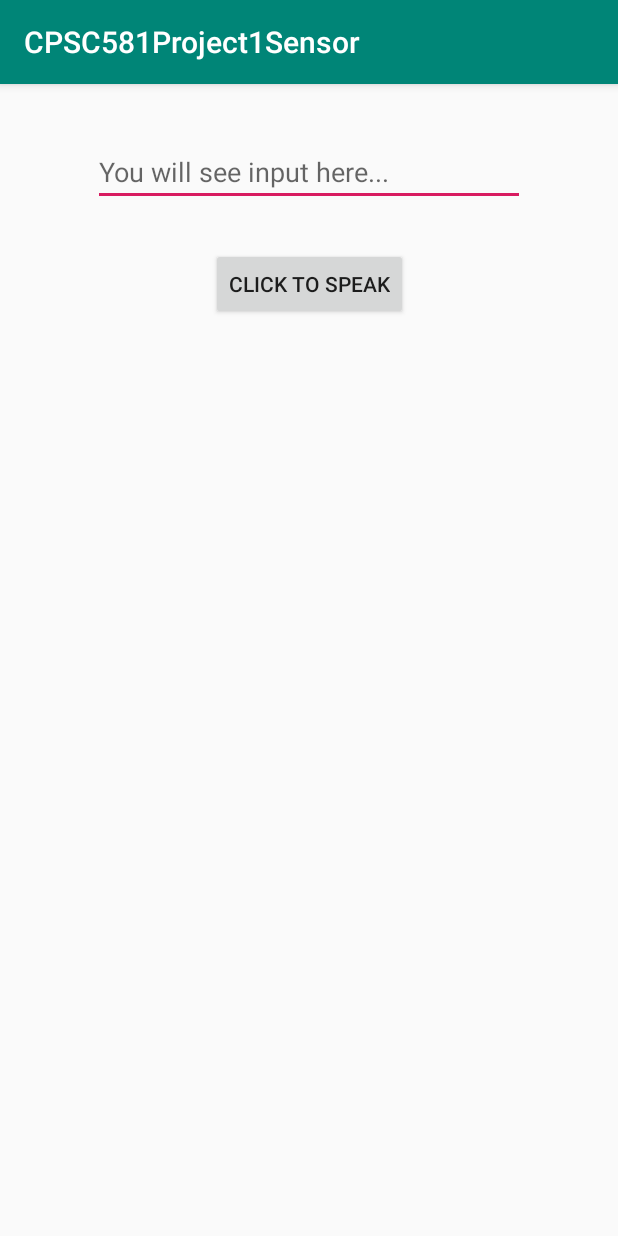
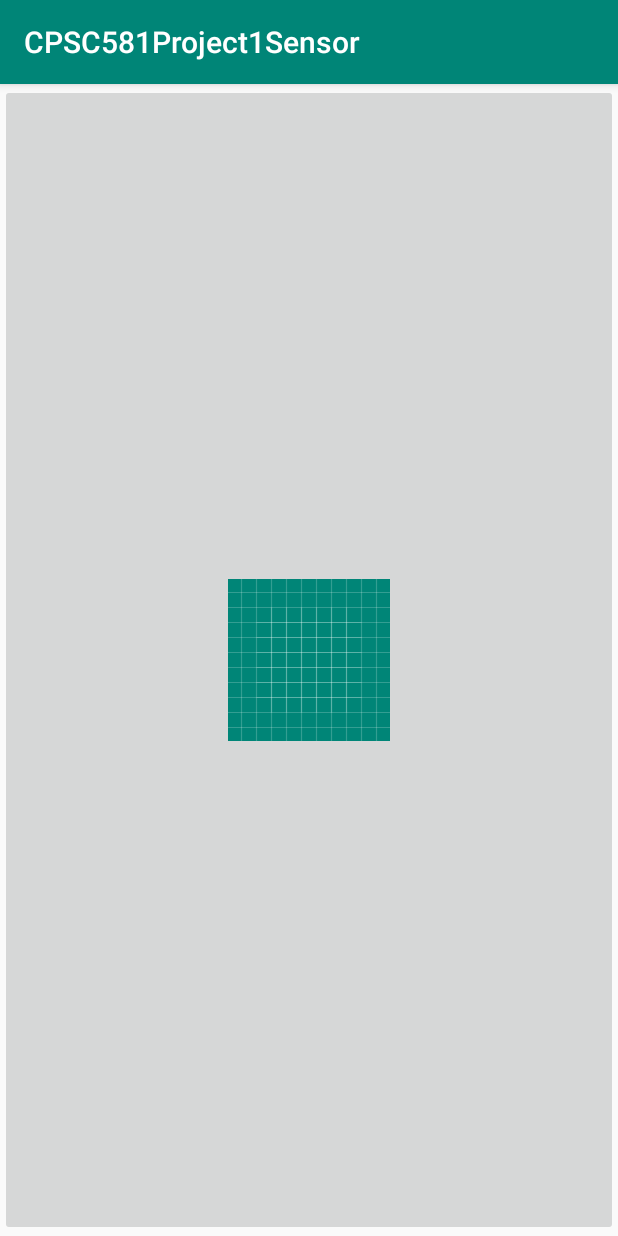
Before and after one commit to smithcg1/CPSC581Project1Sensor, an Android app: the screen it shows after launch (MainActivity), on a phone screen of 412 x 824 dp. Run offline under Robolectric (Android 15) with nearby library versions, the phone set to English and light mode, and no system bars.

Commit message:
Image button update

```diff
--- a/app/build.gradle
+++ b/app/build.gradle
@@ -4,7 +4,7 @@ android {
     compileSdkVersion 27
     defaultConfig {
         applicationId "com.cs.cpsc581project1sensor"
-        minSdkVersion 26
+        minSdkVersion 23
         targetSdkVersion 27
         versionCode 1
         versionName "1.0"
--- a/app/src/main/java/com/cs/cpsc581project1sensor/MainActivity.java
+++ b/app/src/main/java/com/cs/cpsc581project1sensor/MainActivity.java
@@ -19,6 +19,7 @@ import android.util.Log;
 import android.view.MotionEvent;
 import android.view.View;
 import android.widget.EditText;
+import android.widget.ImageButton;
 import android.widget.ImageView;
 import android.widget.Toast;
 
@@ -32,13 +33,14 @@ import java.util.Locale;
 
 public class MainActivity extends AppCompatActivity {
 
-    EditText editText;
-    ImageView ivDoor;
+    //EditText editText;
+    Toast toasty;
+    ImageButton ibDoor;
 
     SpeechRecognizer mSpeechRecognizer;
     Intent mSpeechRecognizerIntent;
 
-    int doorSelected = 1;               //Door to use as image  0 = no door,    1 = tardis
+    int doorSelected = 0;               //Door to use as image  0 = no door,    1 = tardis
 
     @Override
     protected void onCreate(Bundle savedInstanceState) {
@@ -48,10 +50,9 @@ public class MainActivity extends AppCompatActivity {
         checkPermission();
         linkScreenElements();
         createListeners();
+        Log.d("zzz", "listenign for speech");
         createSpeechRecognizer();
-
-        new startClapper().execute();
-
+        Log.d("zzz", "end speech");
     }
 
     private class startClapper extends AsyncTask<Void, Void, Boolean> {
@@ -73,29 +74,39 @@ public class MainActivity extends AppCompatActivity {
         protected void onPostExecute(Boolean clapDetected) {
             if (clapDetected && doorSelected == 1){
                 Log.d("zzz", "Clap!!!!!!!!!!!!!!!");
-                ivDoor.setImageResource(R.drawable.home_screen_1);
+                ibDoor.setImageResource(R.drawable.tardisafter);
             }
-
-            else{
-                new startClapper().execute();
+            if (clapDetected && doorSelected == 2){
+                Log.d("zzz", "Clap!!!!!!!!!!!!!!!");
+                ibDoor.setImageResource(R.drawable.blondeafter);
+            }
+            if (clapDetected && doorSelected == 3){
+                Log.d("zzz", "Clap!!!!!!!!!!!!!!!");
+                ibDoor.setImageResource(R.drawable.krispiesafter);
+            }
+            if (clapDetected && doorSelected == 4){
+                Log.d("zzz", "Clap!!!!!!!!!!!!!!!");
+                ibDoor.setImageResource(R.drawable.thanosafter);
             }
         }
     }
 
     private void createListeners(){
-        findViewById(R.id.button).setOnTouchListener(new View.OnTouchListener() {
+        findViewById(R.id.ibDoor).setOnTouchListener(new View.OnTouchListener() {
             @Override
             public boolean onTouch(View view, MotionEvent motionEvent) {
 
                 switch (motionEvent.getAction()){
                     case MotionEvent.ACTION_UP:
                         mSpeechRecognizer.stopListening();
-                        editText.setHint("You will see the input here...");
                         break;
 
                     case MotionEvent.ACTION_DOWN:
-                        editText.setText("");
-                        editText.setHint("Listening...");
+                        toasty = Toast.makeText(getApplicationContext(),
+                                "Listening...",
+                                Toast.LENGTH_SHORT);
+
+                        toasty.show();
                         mSpeechRecognizer.startListening(mSpeechRecognizerIntent);
                         break;
 
@@ -106,9 +117,9 @@ public class MainActivity extends AppCompatActivity {
     }
 
 
-    private void linkScreenElements(){
-        editText = findViewById(R.id.editText);
-        ivDoor = findViewById(R.id.ivDoor);
+   private void linkScreenElements(){
+        //editText = findViewById(R.id.editText);
+        ibDoor = findViewById(R.id.ibDoor);
     }
 
 
@@ -157,11 +168,37 @@ public class MainActivity extends AppCompatActivity {
 
                 if(matches != null) {
                     String speech = matches.get(0);
-                    editText.setText(speech);
 
-                    if(speech.equals("test") || speech.equals("alonzi")){
+                    if(speech.equals("1") || speech.equals("alonzi")){
                         doorSelected = 1;
-                        ivDoor.setImageResource(R.drawable.tardisclosed);
+                        Log.d("zzz", "door selected");
+                        ibDoor.setImageResource(R.drawable.tardis);
+                        Log.d("zzz", "image set");
+                        //new startClapper().execute();
+                    } else if(speech.equals("2") || speech.equals("elle")){
+                        doorSelected = 2;
+                        Log.d("zzz", "door selected");
+                        ibDoor.setImageResource(R.drawable.blonde);
+                        Log.d("zzz", "image set");
+                        //new startClapper().execute();
+                    } else if(speech.equals("3") || speech.equals("crackle")){
+                        doorSelected = 3;
+                        Log.d("zzz", "door selected");
+                        ibDoor.setImageResource(R.drawable.krispies);
+                        Log.d("zzz", "image set");
+                        //new startClapper().execute();
+                    } else if(speech.equals("4") || speech.equals("stark")){
+                        doorSelected = 4;
+                        Log.d("zzz", "door selected");
+                        ibDoor.setImageResource(R.drawable.thanos);
+                        Log.d("zzz", "image set");
+                        //new startClapper().execute();
+                    } else {
+                        Toast toast = Toast.makeText(getApplicationContext(),
+                                "Word is invalid, please try again!",
+                                Toast.LENGTH_SHORT);
+
+                        toast.show();
                     }
                 }
             }
@@ -225,12 +262,12 @@ public class MainActivity extends AppCompatActivity {
          * trigger it
          */
         public static final int AMPLITUDE_DIFF_LOW = 10000;
-        public static final int AMPLITUDE_DIFF_MED = 18000;
+        public static final int AMPLITUDE_DIFF_MED = 30000;
         /**
          * requires a lot of noise by the user to trigger. background noise isn't
          * likely to be this loud
          */
-        public static final int AMPLITUDE_DIFF_HIGH = 25000;
+        public static final int AMPLITUDE_DIFF_HIGH = 30000;
 
         private static final int DEFAULT_AMPLITUDE_DIFF = AMPLITUDE_DIFF_MED;
 
--- a/app/src/main/res/layout/activity_main.xml
+++ b/app/src/main/res/layout/activity_main.xml
@@ -6,41 +6,11 @@
     android:layout_height="match_parent"
     tools:context=".MainActivity">
 
-    <Button
-        android:id="@+id/button"
-        android:layout_width="wrap_content"
-        android:layout_height="wrap_content"
-        android:layout_marginStart="8dp"
-        android:layout_marginTop="28dp"
-        android:layout_marginEnd="8dp"
-        android:text="Click To Speak"
-        app:layout_constraintEnd_toEndOf="parent"
+    <ImageButton
+        android:id="@+id/ibDoor"
+        android:layout_width="match_parent"
+        android:layout_height="match_parent"
         app:layout_constraintStart_toStartOf="parent"
-        app:layout_constraintTop_toBottomOf="@+id/editText" />
-
-    <EditText
-        android:id="@+id/editText"
-        android:layout_width="288dp"
-        android:layout_height="wrap_content"
-        android:layout_marginStart="8dp"
-        android:layout_marginTop="36dp"
-        android:layout_marginEnd="8dp"
-        android:ems="10"
-        android:hint="You will see input here..."
-        android:inputType="textPersonName"
-        app:layout_constraintEnd_toEndOf="parent"
-        app:layout_constraintStart_toStartOf="parent"
-        app:layout_constraintTop_toTopOf="parent" />
-
-    <ImageView
-        android:id="@+id/ivDoor"
-        android:layout_width="411dp"
-        android:layout_height="wrap_content"
-        android:layout_marginStart="8dp"
-        android:layout_marginTop="8dp"
-        android:layout_marginEnd="8dp"
-        app:layout_constraintEnd_toEndOf="parent"
-        app:layout_constraintStart_toStartOf="parent"
-        app:layout_constraintTop_toBottomOf="@+id/button" />
-
+        app:layout_constraintTop_toTopOf="parent"
+        app:srcCompat="@drawable/ic_launcher_background" />
 </android.support.constraint.ConstraintLayout>
```
Also changed, not shown: app/src/main/res/drawable-xxxhdpi/blonde.png (added), app/src/main/res/drawable-xxxhdpi/blondeafter.png (added), app/src/main/res/drawable-xxxhdpi/ic_launcher.png (added), app/src/main/res/drawable-xxxhdpi/ic_launcher_round.png (added), app/src/main/res/drawable-xxxhdpi/krispies.png (added), app/src/main/res/drawable-xxxhdpi/krispiesafter.png (added), app/src/main/res/drawable-xxxhdpi/tardis.png (added), app/src/main/res/drawable-xxxhdpi/tardisafter.png (added), app/src/main/res/drawable-xxxhdpi/tardisclosed.jpg (renamed from app/src/main/res/drawable/tardisclosed.jpg), app/src/main/res/drawable-xxxhdpi/tardisopen.jpg (renamed from app/src/main/res/drawable/tardisopen.jpg), app/src/main/res/drawable-xxxhdpi/thanos.png (added), app/src/main/res/drawable-xxxhdpi/thanosafter.png (added).
